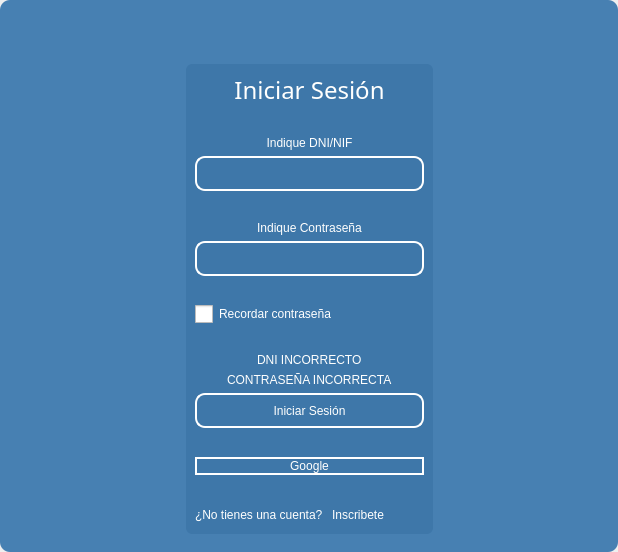
First picture: the form in Login_Sing_in/login.ui, repository Juankapy/Programacion-app, before the edit.
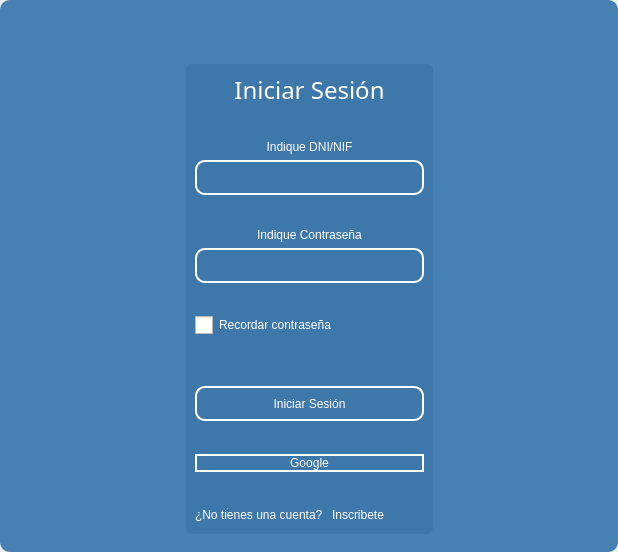
Second picture: the form after the edit. Icons and pictures are not drawn.

What changed in the file:
```diff
--- a/Login_Sing_in/login.ui
+++ b/Login_Sing_in/login.ui
@@ -502,14 +502,7 @@
                <item alignment="Qt::AlignHCenter">
                 <widget class="QLabel" name="Men_error_DNI">
                  <property name="text">
-                  <string>DNI INCORRECTO</string>
-                 </property>
-                </widget>
-               </item>
-               <item alignment="Qt::AlignHCenter">
-                <widget class="QLabel" name="label">
-                 <property name="text">
-                  <string>CONTRASEÑA INCORRECTA</string>
+                  <string>                      </string>
                  </property>
                 </widget>
                </item>
```
Left out of the diff: 2 changed lines with no effect on the pictures.
